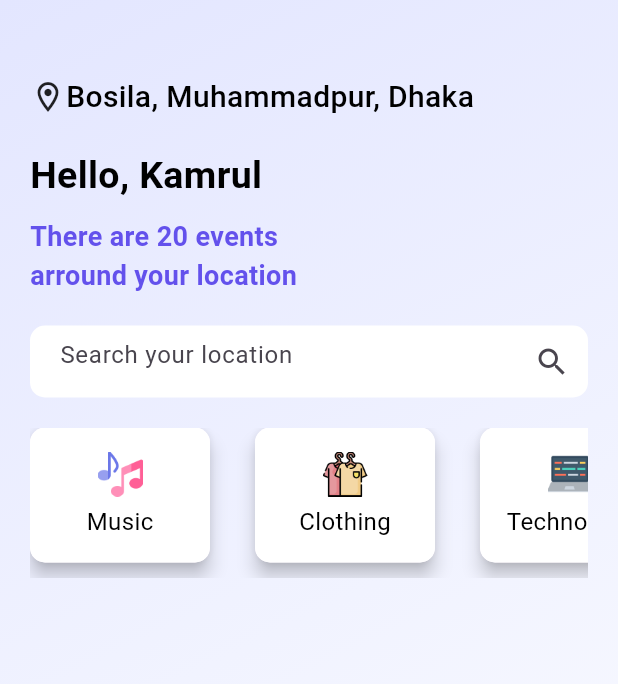
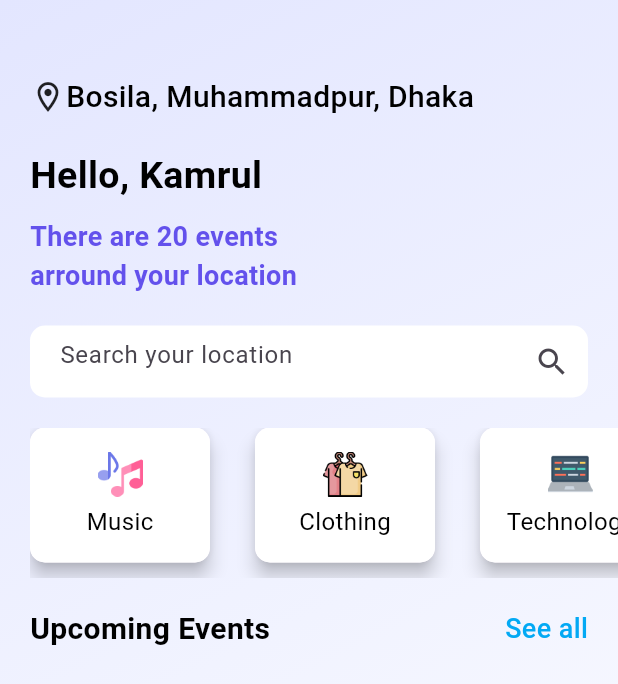
Before and after one commit to khsujon/Event_booking-App, a Flutter app: the screen it shows after launch, on a phone screen of 412 x 824 dp. Shown: the top 684 px of the screen. Run offline on Flutter 3.47's test engine with Material 3 defaults, Android fonts, the phone set to English and light mode, and no system bars.

Commit message:
Upcomming event added

```diff
--- a/lib/pages/home_screen.dart
+++ b/lib/pages/home_screen.dart
@@ -13,7 +13,7 @@ class _HomeScreenState extends State<HomeScreen> {
   Widget build(BuildContext context) {
     return Scaffold(
         body: Container(
-      padding: EdgeInsets.only(top: 50.0, left: 20.0, right: 20.0),
+      padding: EdgeInsets.only(top: 50.0, left: 20.0),
       width: MediaQuery.of(context).size.width,
       decoration: BoxDecoration(
           gradient: LinearGradient(
@@ -66,6 +66,7 @@ class _HomeScreenState extends State<HomeScreen> {
 
           //Search bar
           Container(
+            margin: EdgeInsets.only(right: 20.0),
             padding: EdgeInsets.only(left: 20),
             width: MediaQuery.of(context).size.width,
             decoration: BoxDecoration(
@@ -129,6 +130,33 @@ class _HomeScreenState extends State<HomeScreen> {
                 ),
               ],
             ),
+          ),
+          SizedBox(
+            height: 20,
+          ),
+
+          //Upcoming Event
+          Container(
+            margin: EdgeInsets.only(right: 20.0),
+            child: const Row(
+              mainAxisAlignment: MainAxisAlignment.spaceBetween,
+              children: [
+                Text(
+                  "Upcoming Events",
+                  style: TextStyle(
+                      fontSize: 20.0,
+                      fontWeight: FontWeight.bold,
+                      color: Colors.black),
+                ),
+                Text(
+                  "See all",
+                  style: TextStyle(
+                      fontSize: 18.0,
+                      fontWeight: FontWeight.w500,
+                      color: Colors.lightBlue),
+                ),
+              ],
+            ),
           )
         ],
       ),
```
